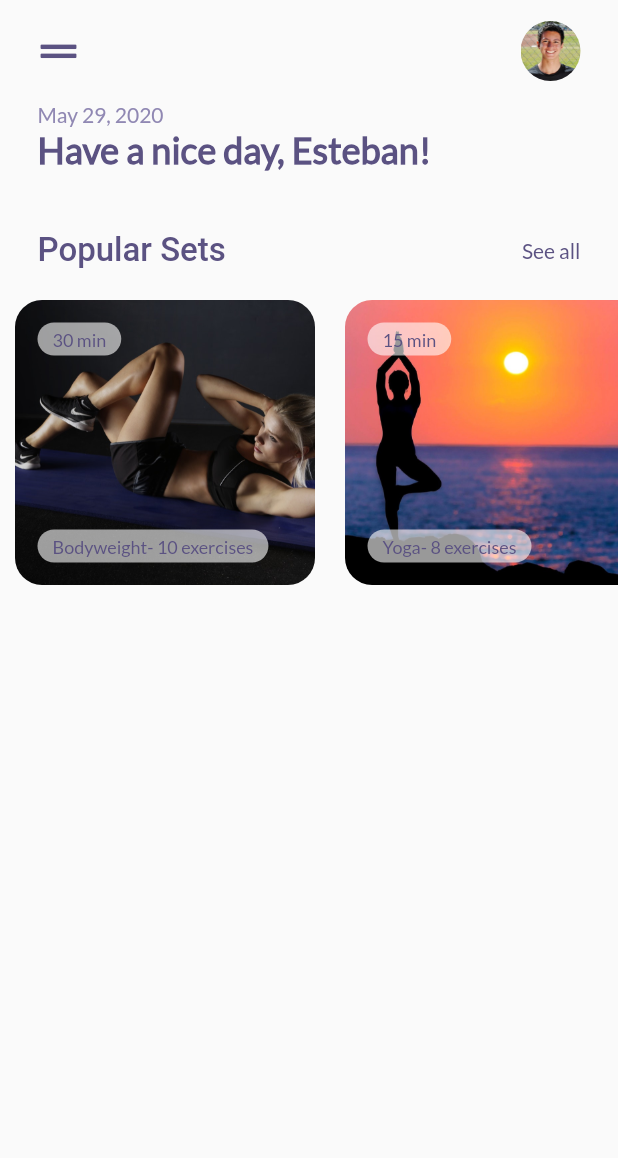
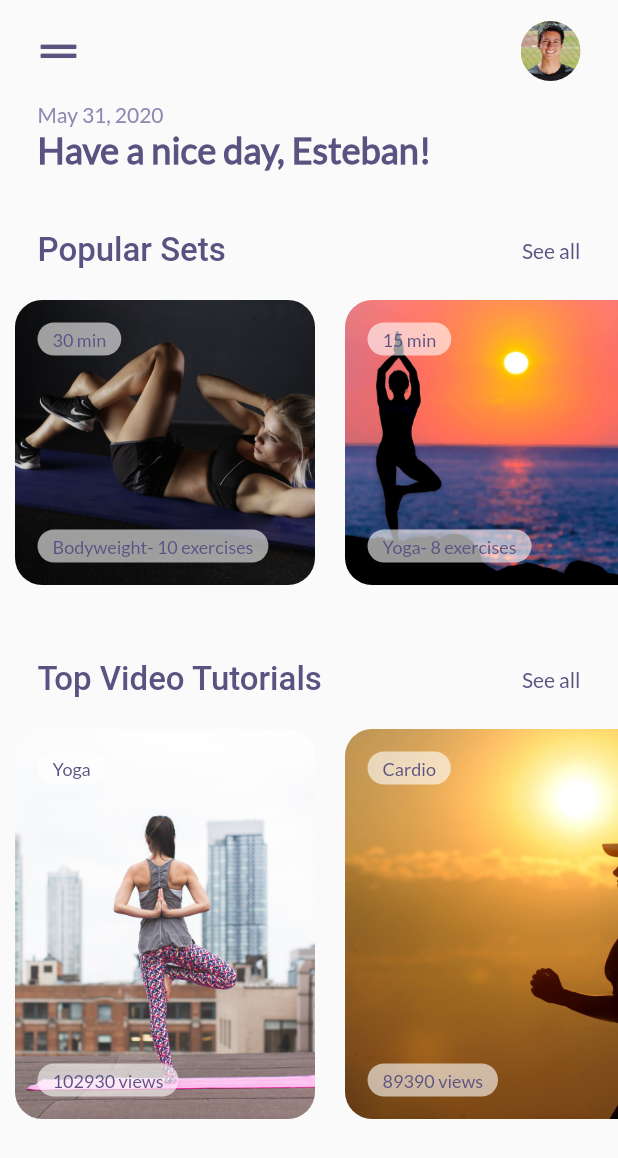
Before and after one commit to eretana238/simple_fitness_app, a Flutter app: the screen it shows after launch, on a phone screen of 412 x 824 dp. Shown: the top 1158 px of the screen. Run offline on Flutter 3.47's test engine with Material 2 defaults, Android fonts, the phone set to English and light mode, and no system bars; our stand-ins replace font_awesome_flutter.

Commit message:
added video tutorials carousel

```diff
--- /dev/null
+++ b/lib/components/video_card.dart
@@ -0,0 +1,74 @@
+import 'package:flutter/material.dart';
+import 'package:simple_fitness_app/models/video.dart';
+
+
+class VideoCard extends StatelessWidget {
+  final Video video;
+
+  VideoCard(this.video);
+
+  @override
+  Widget build(BuildContext context) {
+    return Container(
+      width: 200.0,
+      margin: EdgeInsets.all(10.0),
+      child: Stack(
+        children: <Widget>[
+          Container(
+            decoration: BoxDecoration(
+              borderRadius: BorderRadius.circular(18.0),
+              image: DecorationImage(
+                image: AssetImage(video.imageUrl),
+                fit: BoxFit.cover,
+              ),
+            ),
+          ),
+          Positioned(
+            height: 22.0,
+            top: 15.0,
+            left: 15.0,
+            child: Container(
+              padding: EdgeInsets.symmetric(horizontal: 10.0),
+              decoration: BoxDecoration(
+                borderRadius: BorderRadius.circular(12.0),
+                color: Colors.white60,
+              ),
+              child: Center(
+                child: Text(
+                  '${video.name}',
+                  style: TextStyle(
+                    fontFamily: 'Lato',
+                    color: Theme.of(context).primaryColor,
+                    fontSize: 12.0,
+                  ),
+                ),
+              ),
+            ),
+          ),
+          Positioned(
+            height: 22.0,
+            bottom: 15.0,
+            left: 15.0,
+            child: Container(
+              padding: EdgeInsets.symmetric(horizontal: 10.0),
+              decoration: BoxDecoration(
+                borderRadius: BorderRadius.circular(12.0),
+                color: Colors.white60,
+              ),
+              child: Center(
+                child: Text(
+                  '${video.views} views',
+                  style: TextStyle(
+                    fontFamily: 'Lato',
+                    color: Theme.of(context).primaryColor,
+                    fontSize: 12.0,
+                  ),
+                ),
+              ),
+            ),
+          )
+        ],
+      ),
+    );
+  }
+}
--- a/lib/components/videos_carousel.dart
+++ b/lib/components/videos_carousel.dart
@@ -0,0 +1,59 @@
+import 'package:flutter/material.dart';
+import 'package:simple_fitness_app/components/video_card.dart';
+import 'package:simple_fitness_app/models/video.dart';
+import 'package:simple_fitness_app/screens/video_screen.dart';
+
+class VideosCarousel extends StatelessWidget {
+  @override
+  Widget build(BuildContext context) {
+    return Column(
+      children: <Widget>[
+        Padding(
+          padding: EdgeInsets.fromLTRB(25.0, 40.0, 25.0, 10.0),
+          child: Row(
+            mainAxisAlignment: MainAxisAlignment.spaceBetween,
+            children: <Widget>[
+              Text(
+                'Top Video Tutorials',
+                style: TextStyle(
+                  color: Theme.of(context).primaryColor,
+                  fontWeight: FontWeight.w500,
+                  fontSize: 22.0,
+                ),
+              ),
+              GestureDetector(
+                onTap: () => print('pressed see all'),
+                child: Text(
+                  'See all',
+                  style: TextStyle(
+                    color: Theme.of(context).primaryColor,
+                    fontFamily: 'Lato',
+                  ),
+                ),
+              )
+            ],
+          ),
+        ),
+        Container(
+          height: 280.0,
+          child: ListView.builder(
+            scrollDirection: Axis.horizontal,
+            itemCount: videos.length,
+            itemBuilder: (BuildContext build, int index) {
+              Video video = videos[index];
+              return GestureDetector(
+                onTap: () => Navigator.push(
+                  context,
+                  MaterialPageRoute(
+                    builder: (_) => VideoScreen(video: video),
+                  ),
+                ),
+                child: VideoCard(video),
+              );
+            },
+          ),
+        ),
+      ],
+    );
+  }
+}
--- a/lib/models/video.dart
+++ b/lib/models/video.dart
@@ -1,14 +1,15 @@
 import 'package:flutter/cupertino.dart';
 
 class Video {
-  String image;
+  String imageUrl;
   String name;
+  int views;
 
-  Video({this.image, this.name});
+  Video({this.imageUrl, this.name, this.views});
 }
 
 List<Video> videos = [
-  Video(image: 'assets/images/yoga1.jpg', name: 'Yoga'),
-  Video(image: 'assets/images/cardio.jpg', name: 'Cardio'),
-  Video(image: 'assets/images/stretch.jpg', name: 'Stretch')
+  Video(imageUrl: 'assets/images/yoga1.jpg', name: 'Yoga', views: 102930),
+  Video(imageUrl: 'assets/images/cardio.jpg', name: 'Cardio', views: 89390),
+  Video(imageUrl: 'assets/images/biking.jpg', name: 'Biking', views: 55903),
 ];
--- a/lib/screens/home_screen.dart
+++ b/lib/screens/home_screen.dart
@@ -1,6 +1,8 @@
 import 'package:flutter/material.dart';
 import 'package:font_awesome_flutter/font_awesome_flutter.dart';
 import 'package:simple_fitness_app/components/popular_sets_carousel.dart';
+import 'package:simple_fitness_app/components/videos_carousel.dart';
+import 'package:intl/intl.dart';
 
 class HomePage extends StatefulWidget {
   @override
@@ -9,6 +11,7 @@ class HomePage extends StatefulWidget {
 
 class _HomePageState extends State<HomePage> {
   Color secondaryColor = Color(0xff9088b3);
+  String now = new DateFormat.yMMMMd('en_US').format(new DateTime.now());
   @override
   Widget build(BuildContext context) {
     return Scaffold(
@@ -54,7 +57,7 @@ class _HomePageState extends State<HomePage> {
                 crossAxisAlignment: CrossAxisAlignment.start,
                 children: <Widget>[
                   Text(
-                    'May 29, 2020',
+                    now,
                     style: TextStyle(
                       color: secondaryColor,
                       fontFamily: 'Lato',
@@ -73,6 +76,7 @@ class _HomePageState extends State<HomePage> {
               ),
             ),
             PopularSetsCarousel(),
+            VideosCarousel(),
           ],
         ),
       ),
--- /dev/null
+++ b/lib/screens/video_screen.dart
@@ -0,0 +1,45 @@
+import 'package:flutter/material.dart';
+import 'package:simple_fitness_app/models/video.dart';
+
+class VideoScreen extends StatefulWidget {
+  final Video video;
+
+  VideoScreen({this.video});
+
+  @override
+  _VideoScreenState createState() => _VideoScreenState();
+}
+
+class _VideoScreenState extends State<VideoScreen> {
+  @override
+  Widget build(BuildContext context) {
+    return Scaffold(
+      body: SafeArea(
+        child: Padding(
+          padding: const EdgeInsets.symmetric(vertical: 10.0),
+          child: Column(
+            children: <Widget>[
+              Padding(
+                padding: const EdgeInsets.only(left: 15.0),
+                child: Row(
+                  children: <Widget>[
+                    IconButton(
+                      icon: Icon(
+                        Icons.arrow_back,
+                        color: Theme.of(context).primaryColor,
+                        // size: 30.0,
+                      ),
+                      onPressed: () {
+                        Navigator.pop(context);
+                      },
+                    ),
+                  ],
+                ),
+              )
+            ],
+          ),
+        ),
+      ),
+    );
+  }
+}
--- a/pubspec.yaml
+++ b/pubspec.yaml
@@ -12,6 +12,7 @@ dependencies:
 
   cupertino_icons: ^0.1.3
   font_awesome_flutter: ^8.8.1
+  intl: ^0.16.1
 
 dev_dependencies:
   flutter_test:
```
Also changed, not shown: assets/images/biking.jpg (added), pubspec.lock.
